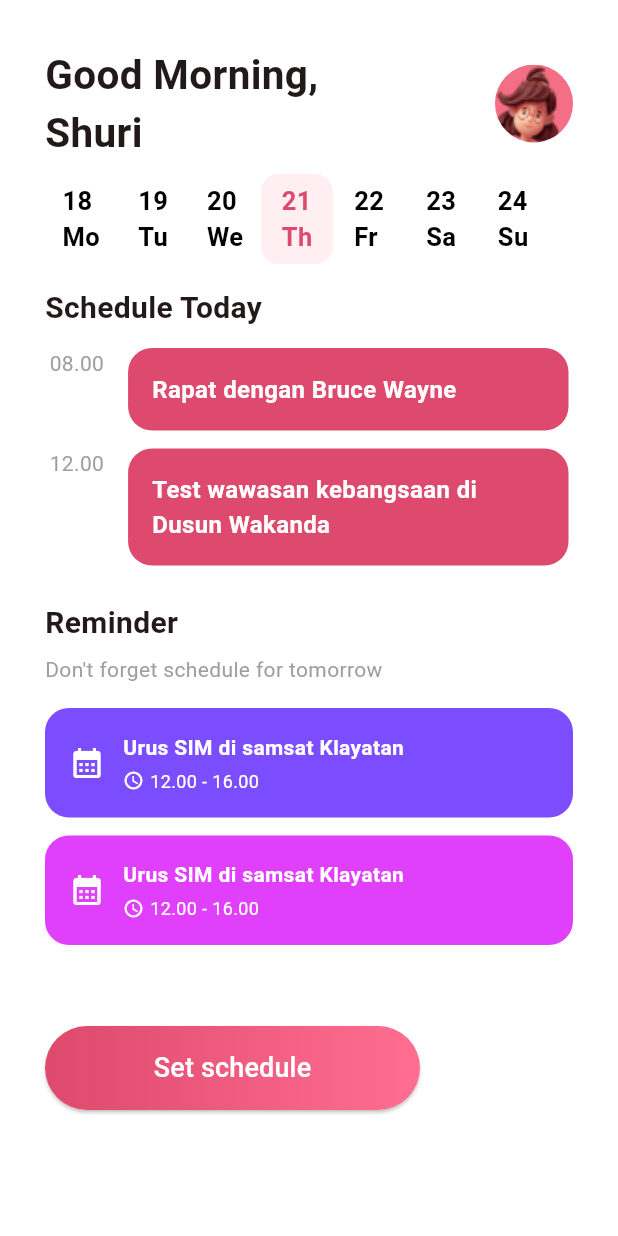
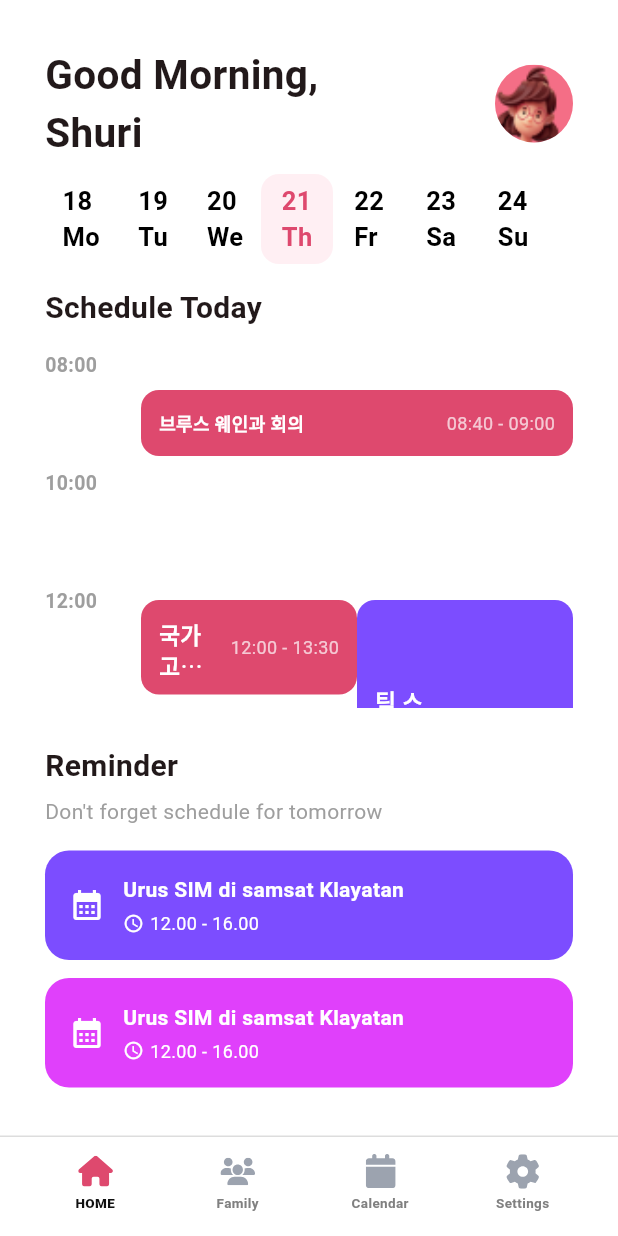
Before and after one commit to jaemoi/with_calendar, a Flutter app: the HomeScreen screen opened by its route, on a phone screen of 412 x 824 dp. Run offline on Flutter 3.47's test engine with Material 3 defaults, Android fonts, the light colour scheme and no system bars; our stand-ins replace flutter_riverpod, flutter_svg, go_router; Roboto replaces fonts that are missing (Pretendard).

Commit message:
second commit

```diff
--- a/lib/app/config/routes/app_routes.dart
+++ b/lib/app/config/routes/app_routes.dart
@@ -1,55 +1,50 @@
-
-
+// routes.dart
 import 'package:go_router/go_router.dart';
 import 'package:with_calendar/app/feature/calendar/view/calendar_screen.dart';
 import 'package:with_calendar/app/feature/settings/view/settings_screen.dart';
-
+import '../../feature/bottom_navigation_bar/view/bottom_navigation_screen.dart';
 import '../../feature/familiy/view/family_screen.dart';
 import '../../feature/home/view/home_screen.dart';
 import '../../feature/login/view/login_screen.dart';
 import '../../feature/select_mode/view/select_mode_screen.dart';
 import '../../feature/terms/view/terms_screen.dart';
 
-class Routes{
+class Routes {
   static const login = '/login';
   static const terms = '/terms';
   static const selectMode = '/select-mode';
+
+  // 탭 루트 경로(쉘 내부)
   static const home = '/home';
   static const family = '/family';
   static const calendar = '/calendar';
   static const settings = '/settings';
 
-
   static final router = GoRouter(
     initialLocation: login,
     routes: [
-      GoRoute(
-        path: login,
-        builder: (context, state) => const LoginScreen(),
-      ),
-      GoRoute(
-        path: terms,
-        builder: (context, state) => const TermsScreen(),
-      ),
-      GoRoute(
-        path: selectMode,
-        builder: (context, state) => const SelectModeScreen(),
-      ),
-      GoRoute(
-        path: home,
-        builder: (context, state) => const HomeScreen(),
-      ),
-      GoRoute(
-        path: family,
-        builder: (context, state) => const FamilyScreen(),
-      ),
-      GoRoute(
-        path: calendar,
-        builder: (context, state) => const CalendarScreen(),
-      ),
-      GoRoute(
-        path: settings,
-        builder: (context, state) => const SettingsScreen(),
+      // 인증/온보딩은 쉘 밖
+      GoRoute(path: login, builder: (_, __) => const LoginScreen()),
+      GoRoute(path: terms, builder: (_, __) => const TermsScreen()),
+      GoRoute(path: selectMode, builder: (_, __) => const SelectModeScreen()),
+
+      // 바텀 네비가 항상 보이는 메인 쉘
+      StatefulShellRoute.indexedStack(
+        builder: (context, state, navigationShell) => AppShell(navigationShell),
+        branches: [
+          StatefulShellBranch(routes: [
+            GoRoute(path: home, builder: (_, __) => const HomeScreen()),
+          ]),
+          StatefulShellBranch(routes: [
+            GoRoute(path: family, builder: (_, __) => const FamilyScreen()),
+          ]),
+          StatefulShellBranch(routes: [
+            GoRoute(path: calendar, builder: (_, __) => const CalendarScreen()),
+          ]),
+          StatefulShellBranch(routes: [
+            GoRoute(path: settings, builder: (_, __) => const SettingsScreen()),
+          ]),
+        ],
       ),
     ],
   );
--- a/lib/app/feature/home/view/home_screen.dart
+++ b/lib/app/feature/home/view/home_screen.dart
@@ -1,4 +1,6 @@
 import 'package:flutter/material.dart';
+import 'package:with_calendar/app/feature/home/view/schedule_event.dart';
+import 'package:with_calendar/app/feature/home/view/schedule_timeline.dart';
 
 class HomeScreen extends StatelessWidget {
   const HomeScreen({super.key});
@@ -38,14 +40,24 @@
                 child: ListView(
                   scrollDirection: Axis.horizontal,
                   children: List.generate(7, (index) {
-                    final days = ["18\nMo", "19\nTu", "20\nWe", "21\nTh", "22\nFr", "23\nSa", "24\nSu"];
+                    final days = [
+                      "18\nMo",
+                      "19\nTu",
+                      "20\nWe",
+                      "21\nTh",
+                      "22\nFr",
+                      "23\nSa",
+                      "24\nSu"
+                    ];
                     final isSelected = index == 3;
                     return Padding(
                       padding: const EdgeInsets.symmetric(horizontal: 0),
                       child: Container(
                         width: 48,
                         decoration: BoxDecoration(
-                          color: isSelected ? const Color(0xFFFFEFF3) : Colors.transparent,
+                          color: isSelected
+                              ? const Color(0xFFFFEFF3)
+                              : Colors.transparent,
                           borderRadius: BorderRadius.circular(12),
                         ),
                         alignment: Alignment.center,
@@ -54,7 +66,9 @@
                           style: TextStyle(
                             fontSize: 17,
                             fontWeight: FontWeight.w600,
-                            color: isSelected ? const Color(0xFFDE496E) : Colors.black,
+                            color: isSelected
+                                ? const Color(0xFFDE496E)
+                                : Colors.black,
                           ),
                         ),
                       ),
@@ -72,20 +86,33 @@
               ),
               const SizedBox(height: 12),
 
-              // 일정 카드 1
-              scheduleCard(
-                time: "08.00",
-                title: "Rapat dengan Bruce Wayne",
-                color: const Color(0xFFDE496E),
-              ),
-              const SizedBox(height: 12),
-
-              // 일정 카드 2
-              scheduleCard(
-                time: "12.00",
-                title: "Test wawasan kebangsaan di Dusun Wakanda",
-                color: const Color(0xFFDE496E),
-              ),
+              Builder(builder: (context) {
+                final today = DateTime.now();
+                final events = <ScheduleEvent>[
+                  ScheduleEvent(
+                    start: DateTime(today.year, today.month, today.day, 8, 40),
+                    end: DateTime(today.year, today.month, today.day, 9, 0),
+                    title: "브루스 웨인과 회의",
+                    color: const Color(0xFFDE496E),
+                  ),
+                  ScheduleEvent(
+                    start: DateTime(today.year, today.month, today.day, 12, 0),
+                    end:   DateTime(today.year, today.month, today.day, 13, 30),
+                    title: "국가고시 모의",
+                    color: const Color(0xFFDE496E),
+                  ),
+                  ScheduleEvent(
+                    start: DateTime(today.year, today.month, today.day, 12, 0),
+                    end:   DateTime(today.year, today.month, today.day, 15, 45),
+                    title: "팀 스탠드업",
+                    color: Colors.deepPurpleAccent,
+                  ),
+                ];
+                return ScheduleTimeLine(events: events,
+                tickCount: 5,
+                slotMinutes: 120,
+                pixelsPerMinute: 0.7,);
+              }),
 
               const SizedBox(height: 24),
 
@@ -152,7 +179,8 @@
   }
 
   // 일정 카드 위젯
-  Widget scheduleCard({required String time, required String title, required Color color}) {
+  Widget scheduleCard(
+      {required String time, required String title, required Color color}) {
     return Padding(
       padding: const EdgeInsets.symmetric(horizontal: 3),
       child: Row(
@@ -169,7 +197,10 @@
               ),
               child: Text(
                 title,
-                style: const TextStyle(color: Colors.white, fontSize: 16, fontWeight: FontWeight.w600),
+                style: const TextStyle(
+                    color: Colors.white,
+                    fontSize: 16,
+                    fontWeight: FontWeight.w600),
               ),
             ),
           ),
@@ -179,7 +210,8 @@
   }
 
   // Reminder 카드 위젯
-  Widget reminderCard({required String title, required String time, required Color color}) {
+  Widget reminderCard(
+      {required String title, required String time, required Color color}) {
     return Container(
       padding: const EdgeInsets.all(16),
       decoration: BoxDecoration(
@@ -194,13 +226,18 @@
             child: Column(
               crossAxisAlignment: CrossAxisAlignment.start,
               children: [
-                Text(title, style: const TextStyle(color: Colors.white, fontWeight: FontWeight.bold)),
+                Text(title,
+                    style: const TextStyle(
+                        color: Colors.white, fontWeight: FontWeight.bold)),
                 const SizedBox(height: 4),
                 Row(
                   children: [
-                    const Icon(Icons.access_time, size: 14, color: Colors.white),
+                    const Icon(Icons.access_time,
+                        size: 14, color: Colors.white),
                     const SizedBox(width: 4),
-                    Text(time, style: const TextStyle(color: Colors.white, fontSize: 12)),
+                    Text(time,
+                        style:
+                            const TextStyle(color: Colors.white, fontSize: 12)),
                   ],
                 ),
               ],
--- /dev/null
+++ b/lib/app/feature/home/view/schedule_event.dart
@@ -0,0 +1,16 @@
+// 1) 일정 모델(화면 파일 상단 or 별도 파일)
+import 'dart:ui';
+
+class ScheduleEvent {
+  final DateTime start;
+  final DateTime end;
+  final String title;
+  final Color color;
+
+  const ScheduleEvent({
+    required this.start,
+    required this.end,
+    required this.title,
+    required this.color,
+  });
+}
--- /dev/null
+++ b/lib/app/feature/home/view/schedule_timeline.dart
@@ -0,0 +1,199 @@
+// 3) 타임라인 위젯: 왼쪽(라벨 2시간 간격), 오른쪽(정확한 시간 위치에 카드)
+import 'package:flutter/material.dart';
+import 'package:with_calendar/app/feature/home/view/schedule_event.dart';
+
+class ScheduleTimeLine extends StatelessWidget {
+  const ScheduleTimeLine({
+    super.key,
+    required this.events,
+    this.tickCount = 5,
+    this.slotMinutes = 120,
+    this.pixelsPerMinute = 0.6,
+    this.viewportHeight = 240,
+  });
+
+  final List<ScheduleEvent> events;
+  final int tickCount;         // 라벨 개수(기본 5개)
+  final int slotMinutes;       // 라벨 간격(분) — 기본 120분(=2h)
+  final double pixelsPerMinute;
+  final double viewportHeight;
+
+  @override
+  Widget build(BuildContext context) {
+    if (events.isEmpty) {
+      return const Text("오늘 일정이 없어요", style: TextStyle(color: Colors.grey));
+    }
+
+    // 1) 시작 기준: 가장 이른 이벤트의 시간을 2시간 단위로 내림
+    final minStartMin = events
+        .map((e) => e.start.hour * 60 + e.start.minute)
+        .reduce((a, b) => a < b ? a : b);
+
+    final baseMin = (minStartMin ~/ slotMinutes) * slotMinutes; // e.g., 8:13 → 8:00
+    // 총 표시 범위: (tickCount - 1) * slotMinutes (기본 8시간)
+    final rangeMin = (tickCount - 1) * slotMinutes;
+    final endMin = baseMin + rangeMin;
+
+    final totalHeight = rangeMin * pixelsPerMinute; // 예: 480px
+    final segmentHeight = slotMinutes * pixelsPerMinute;
+    final railWidth = 56.0;
+
+    // 2) 그리드/라벨용 시간 리스트
+    final tickMins = List.generate(tickCount, (i) => baseMin + i * slotMinutes);
+
+    // 3) 화면에 보이는 범위로 이벤트 클램프
+    final visible = events.map((e) {
+      final s = e.start.hour * 60 + e.start.minute;
+      final t = e.end.hour * 60 + e.end.minute;
+      final cs = s.clamp(baseMin, endMin);
+      final ct = t.clamp(baseMin, endMin);
+      return (ct > cs)
+          ? (e, cs as int, ct as int)
+          : null;
+    }).whereType<(ScheduleEvent, int, int)>().toList();
+
+    // === 추가: 같은 시작 시각(분)으로 그룹핑 ===
+    const double minVisualHeight = 44.0; // 너무 얇은 카드 방지
+    final Map<int, List<(ScheduleEvent e, int s, int t, double visualHeight)>> groups = {};
+    for (final tup in visible) {
+      final e = tup.$1;
+      final s = tup.$2;
+      final t = tup.$3;
+      final rawHeight = (t - s) * pixelsPerMinute;
+      final vh = rawHeight < minVisualHeight ? minVisualHeight : rawHeight;
+      groups.putIfAbsent(s, () => []).add((e, s, t, vh));
+    }
+    final groupKeys = groups.keys.toList()..sort(); // 위에서 아래로 정렬
+
+    return SizedBox(
+      height: viewportHeight,
+      child: SingleChildScrollView(
+        child: SizedBox(
+          height: totalHeight,
+          child: Row(
+            crossAxisAlignment: CrossAxisAlignment.start,
+            children: [
+              // LEFT: 2시간 간격 라벨(5개)
+              SizedBox(
+                width: railWidth,
+                height: totalHeight,
+                child: Column(
+                  mainAxisAlignment: MainAxisAlignment.spaceBetween,
+                  crossAxisAlignment: CrossAxisAlignment.start,
+                  children: List.generate(tickCount, (i) {
+                    final label = _fmtTime(tickMins[i]);
+                    return Padding(
+                      padding: const EdgeInsets.only(top: 2.0),
+                      child: Text(label,
+                          style: const TextStyle(
+                            fontSize: 13,
+                            color: Colors.grey,
+                            fontWeight: FontWeight.w600,
+                          )),
+                    );
+                  }),
+                ),
+              ),
+              const SizedBox(width: 8),
+              // RIGHT: 그리드 + 이벤트 카드들
+              Expanded(
+                child: SizedBox(
+                  height: totalHeight,
+                  child: Stack(
+                    children: [
+                      for (final key in groupKeys) ...() {
+                        final g = groups[key]!;
+                        final groupTop = (key - baseMin) * pixelsPerMinute;
+                        final groupHeight = g.map((x) => x.$4).reduce((a,
+                            b) => a > b ? a : b);
+
+                        return [
+                          Positioned(
+                            top: groupTop,
+                            left: 0,
+                            right: 0,
+                            height: groupHeight,
+                            child: Row(
+                              children: [
+                                for (final item in g)
+                                  Expanded(
+                                    child: Align(
+                                      alignment: Alignment.topCenter,
+                                      child: _eventTile(
+                                        e: item.$1,
+                                        s: item.$2,
+                                        t: item.$3,
+                                        height: item.$4, // 각 카드 고유 높이
+                                      ),
+                                    ),
+                                  ),
+                              ],
+                            ),
+                          ),
+                        ];
+                      }(),
+                    ],
+                  ),
+                ),
+              ),
+            ],
+          ),
+        ),
+      ),
+    );
+  }
+
+  Widget _eventTile({
+    required ScheduleEvent e,
+    required int s,
+    required int t,
+    required double height,
+  }) {
+    // 짧은 일정은 컴팩트 레이아웃
+    final dense = height <= 44.0 + 0.1;
+    final padV = dense ? 6.0 : 12.0;
+    final titleFont = dense ? 12.0 : 15.0;
+    final titleLines = dense ? 1 : 2;
+
+    return SizedBox(
+      height: height,
+      child: Container(
+        padding: EdgeInsets.symmetric(horizontal: 12, vertical: padV),
+        decoration: BoxDecoration(
+          color: e.color,
+          borderRadius: BorderRadius.circular(12),
+        ),
+        child: Row(
+          children: [
+            // 제목: 공간이 부족하면 생략(…)
+            Expanded(
+              child: Text(
+                e.title,
+                maxLines: titleLines,
+                overflow: TextOverflow.ellipsis,
+                style: TextStyle(
+                  color: Colors.white,
+                  fontSize: titleFont,
+                  fontWeight: FontWeight.w600,
+                ),
+              ),
+            ),
+            const SizedBox(width: 8),
+            // ⬅️ 시간은 항상 표시
+            Text(
+              '${_fmtTime(s)} - ${_fmtTime(t)}',
+              style: const TextStyle(color: Colors.white70, fontSize: 12),
+            ),
+          ],
+        ),
+      ),
+    );
+  }
+
+
+  String _fmtTime(int minutes) {
+    final h = (minutes ~/ 60).toString().padLeft(2, '0');
+    final m = (minutes % 60).toString().padLeft(2, '0');
+    return '$h:$m';
+  }
+}
```
Also changed, not shown: lib/app/feature/bottom_navigation_bar/view/bottom_navigation_screen.dart (+39 -107 lines), lib/app/feature/terms/view/terms_screen.dart (+2 -10 lines), assets/images/ic_google_logo.png (deleted), assets/images/ic_kakao_btn2.png, assets/images/img_calendar.png (deleted), assets/images/img_family.png.
